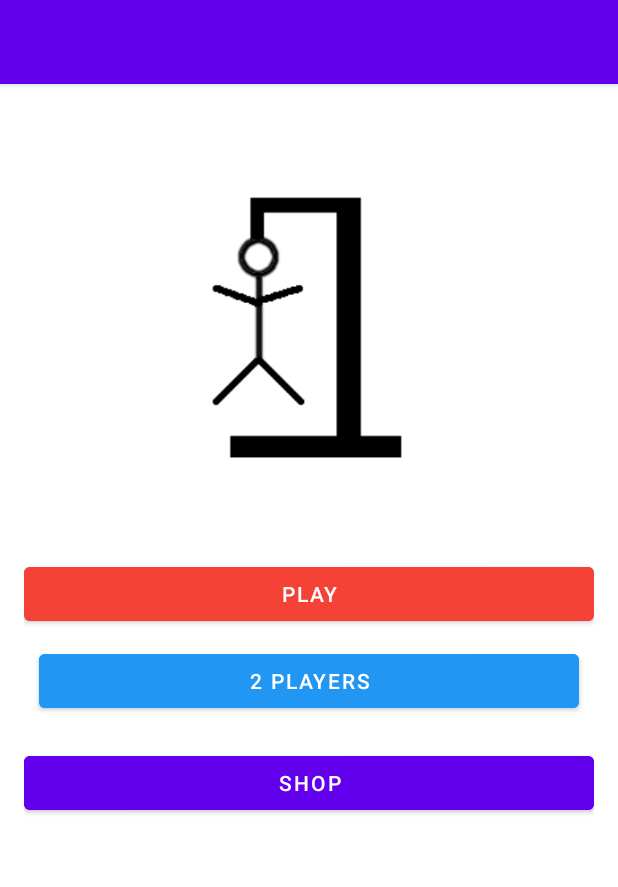
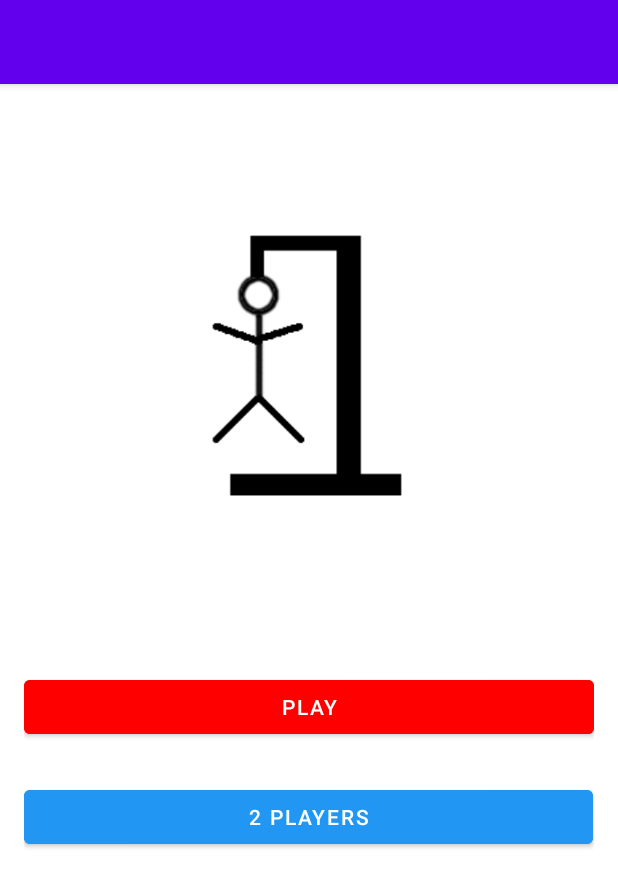
Before and after one commit to FAEShushii/Hangman_App, an Android app: the IntroActivity screen opened directly, with no data from a screen before it, on a phone screen of 412 x 824 dp. Shown: the top 887 px of the screen. Run offline under Robolectric (Android 15) with nearby library versions, the phone set to English and light mode, and no system bars.

Commit message:
#2 them color & chinh sua gdien intro

```diff
--- a/app/src/main/java/com/example/hmg/DatabaseHelper.kt
+++ b/app/src/main/java/com/example/hmg/DatabaseHelper.kt
@@ -56,7 +56,7 @@ class DatabaseHelper(context: Context) : SQLiteOpenHelper(context, DATABASE_NAME
         onCreate(db)
     }
 
-    private fun insertInitialData(db: SQLiteDatabase) {
+    /*private fun insertInitialData(db: SQLiteDatabase) {
         val themes = mapOf(
             "Fruits" to arrayOf("APPLE", "MANGO", "PEAR", "GRAPE", "KIWI"),
             "Animals" to arrayOf("DOG", "CAT", "BIRD", "FISH", "LION"),
@@ -97,7 +97,7 @@ class DatabaseHelper(context: Context) : SQLiteOpenHelper(context, DATABASE_NAME
                 db.insert(TABLE_WORDS, null, wordValues)
             }
         }
-    }
+    }*/
 
     fun getRandomThemeAndWord(): Pair<String, String> {
         val db = this.readableDatabase
--- a/app/src/main/res/layout/activity_intro.xml
+++ b/app/src/main/res/layout/activity_intro.xml
@@ -9,7 +9,7 @@
         android:layout_width="200dp"
         android:layout_height="200dp"
         android:layout_centerHorizontal="true"
-        android:layout_marginTop="50dp"
+        android:layout_marginTop="75dp"
         android:src="@drawable/state7" />
 
     <LinearLayout
@@ -24,22 +24,22 @@
             android:id="@+id/startGameButton"
             android:layout_width="match_parent"
             android:layout_height="wrap_content"
-            android:layout_marginTop="10dp"
-            android:backgroundTint="#F44336"
+            android:layout_marginTop="60dp"
+            android:backgroundTint= "@color/red"
             android:onClick="startGame"
             android:text="PLAY"
             android:textColor="#FFFFFF" />
 
         <Button
             android:id="@+id/twoPlayersButton"
-            android:layout_width="match_parent"
+            android:layout_width="379dp"
             android:layout_height="wrap_content"
-            android:layout_margin="10dp"
+            android:layout_margin="25dp"
             android:backgroundTint="#2196F3"
             android:text="2 PLAYERS"
-            android:textColor="#FFFFFF"  />
+            android:textColor="#FFFFFF" />
 
-        <Button
+        <!--<Button
             android:id="@+id/shopButton"
             android:layout_width="match_parent"
             android:layout_height="wrap_content"
@@ -47,7 +47,7 @@
             android:backgroundTint="#FF6200EE"
             android:text="SHOP"
             android:textColor="#FFFFFF" />
-
+-->
 
     </LinearLayout>
 
```
Also changed, not shown: app/src/main/res/values/colors.xml (+9 -0 lines).
